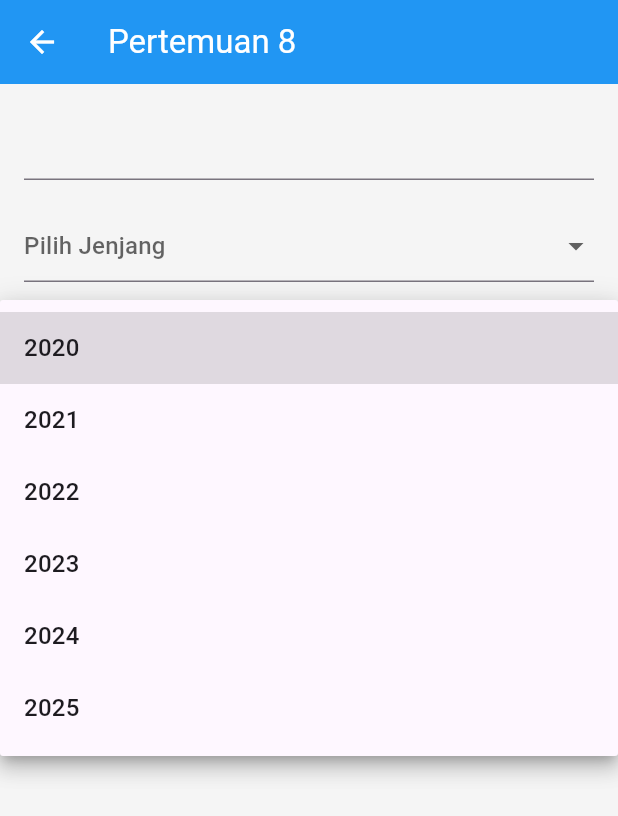
After one commit to Yodeccola/mobile_app_tugas, a Flutter app: the P8Page screen opened directly, after a tap on "Pilih Tahun Masuk", on a phone screen of 412 x 824 dp. The commit adds this screen. Shown: the top 816 px of the screen. Run offline on Flutter 3.47's test engine with Material 3 defaults, Android fonts, the phone set to English and light mode, and no system bars; our stand-ins replace fluttertoast, salomon_bottom_bar.

Commit message:
Menambahkan Pertemuan 8 Autocomplete dan Spinner

```diff
--- a/lib/pages/beranda_page.dart
+++ b/lib/pages/beranda_page.dart
@@ -6,6 +6,7 @@ import 'radio_page.dart';
 import 'p1_page.dart';
 import 'p2_page.dart';
 import 'p3_page.dart';
+import 'p8_page.dart';
 
 class BerandaPage extends StatelessWidget {
   const BerandaPage({super.key});
@@ -97,6 +98,11 @@ class BerandaPage extends StatelessWidget {
         "icon": Icons.radio_button_checked,
         "page": const RadioPage()
       },
+      {
+        "title": "Pertemuan 8",
+        "icon": Icons.search,
+        "page": const P8Page()
+      }
     ];
 
     return Scaffold(
--- /dev/null
+++ b/lib/pages/p8_page.dart
@@ -0,0 +1,126 @@
+import 'package:flutter/material.dart';
+
+class P8Page extends StatefulWidget {
+  const P8Page({super.key});
+
+  @override
+  State<P8Page> createState() => _P8PageState();
+}
+
+class _P8PageState extends State<P8Page> {
+
+  final List<String> universitas = [
+    'Universitas Indonesia',
+    'Institut Teknologi Bandung',
+    'Universitas Gadjah Mada',
+    'Universitas Padjadjaran',
+  ];
+
+  String? selectedJenjang;
+  String? selectedTahun;
+
+  final List<String> jenjang = [
+    'SMA/Sederajat',
+    'D3',
+    'S1',
+    'S2',
+    'S3',
+  ];
+
+  final List<String> tahunMasuk = [
+    '2020',
+    '2021',
+    '2022',
+    '2023',
+    '2024',
+    '2025',
+  ];
+
+  @override
+  Widget build(BuildContext context) {
+    return Scaffold(
+      appBar: AppBar(
+        title: const Text("Pertemuan 8"),
+      ),
+
+      body: Padding(
+        padding: const EdgeInsets.all(16),
+
+        child: Column(
+          children: [
+
+            /// AUTOCOMPLETE
+            Autocomplete<String>(
+              optionsBuilder: (TextEditingValue textEditingValue) {
+
+                if (textEditingValue.text.isEmpty) {
+                  return const Iterable<String>.empty();
+                }
+
+                return universitas.where((String item) {
+                  return item.toLowerCase().contains(
+                    textEditingValue.text.toLowerCase(),
+                  );
+                });
+              },
+
+              onSelected: (String selection) {
+                print(selection);
+              },
+            ),
+
+            const SizedBox(height: 20),
+
+            /// SPINNER / DROPDOWN
+            DropdownButtonFormField<String>(
+              value: selectedJenjang,
+              hint: const Text("Pilih Jenjang"),
+
+              items: jenjang.map((String item) {
+
+                return DropdownMenuItem(
+                  value: item,
+                  child: Text(item),
+                );
+
+              }).toList(),
+
+              onChanged: (value) {
+
+                setState(() {
+                  selectedJenjang = value;
+                });
+
+              },
+            ),
+
+            const SizedBox(height: 20),
+
+            DropdownButtonFormField<String>(
+              value: selectedTahun,
+              hint: const Text("Pilih Tahun Masuk"),
+
+              items: tahunMasuk.map((String item) {
+
+                return DropdownMenuItem(
+                  value: item,
+                  child: Text(item),
+                );
+
+              }).toList(),
+
+              onChanged: (value) {
+
+                setState(() {
+                  selectedTahun = value;
+                });
+
+              },
+            ),
+
+          ],
+        ),
+      ),
+    );
+  }
+}
```
